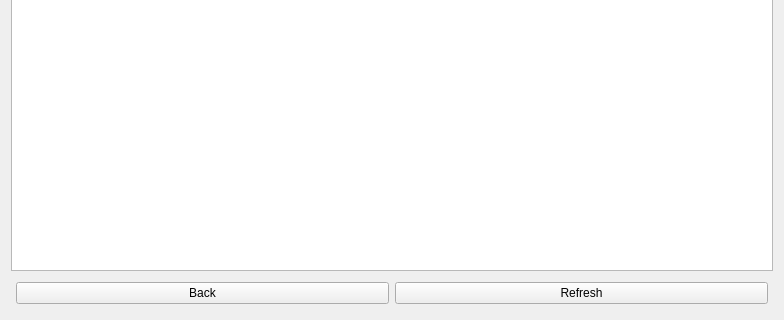
First picture: the form in rocon_remocon/ui/rolelist.ui, repository robotics-in-concert/rocon_qt_gui, before the edit; both pictures show x 0 to 784 and y 158 to 478 of the 784 by 478 pixel window.
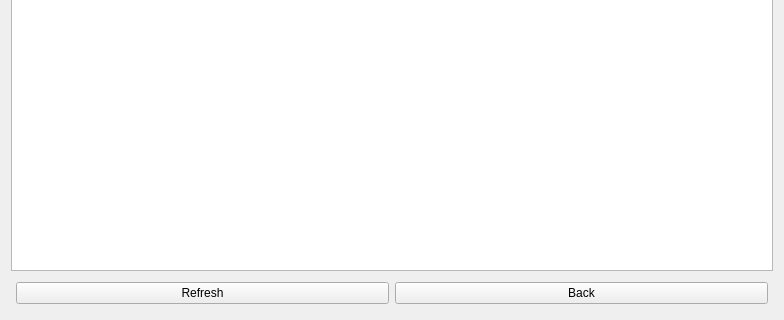
Second picture: the form after the edit.

Commit message: disable the stop all apps button if there is no running app and change the button position in role list viewer

Patch:
```diff
--- a/rocon_remocon/ui/rolelist.ui
+++ b/rocon_remocon/ui/rolelist.ui
@@ -43,16 +43,16 @@
       <number>5</number>
      </property>
      <item>
-      <widget class="QPushButton" name="back_btn">
+      <widget class="QPushButton" name="refresh_btn">
        <property name="text">
-        <string>Back</string>
+        <string>Refresh</string>
        </property>
       </widget>
      </item>
      <item>
-      <widget class="QPushButton" name="refresh_btn">
+      <widget class="QPushButton" name="back_btn">
        <property name="text">
-        <string>Refresh</string>
+        <string>Back</string>
        </property>
       </widget>
      </item>
```
The commit also changes 2 other files.
